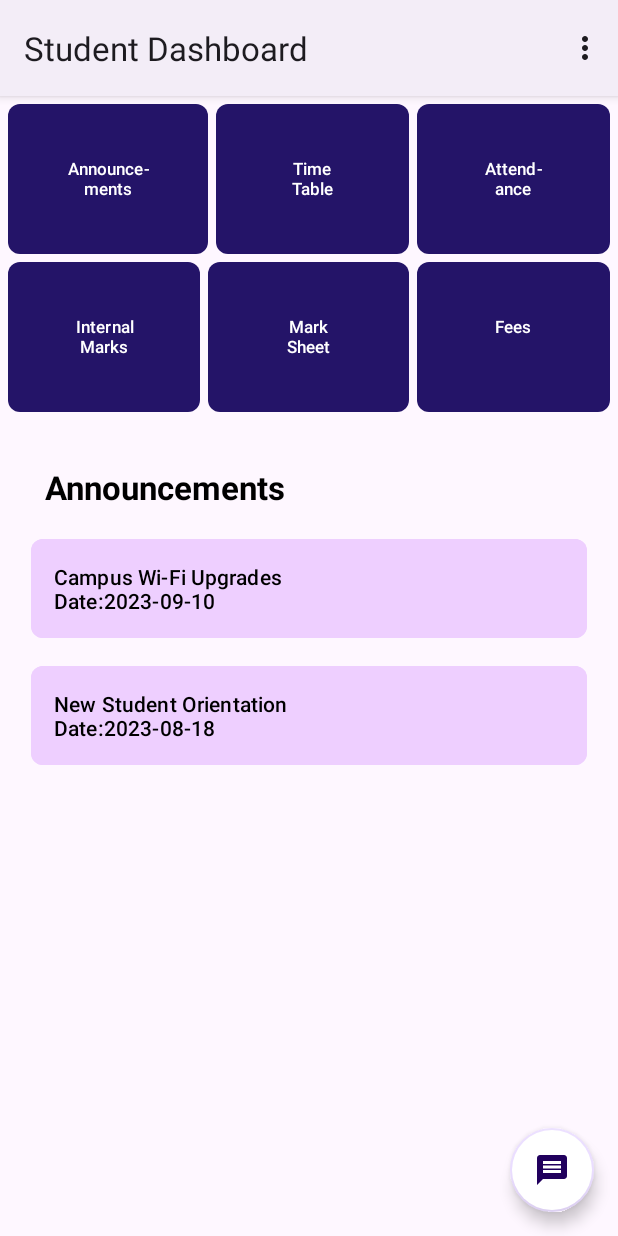
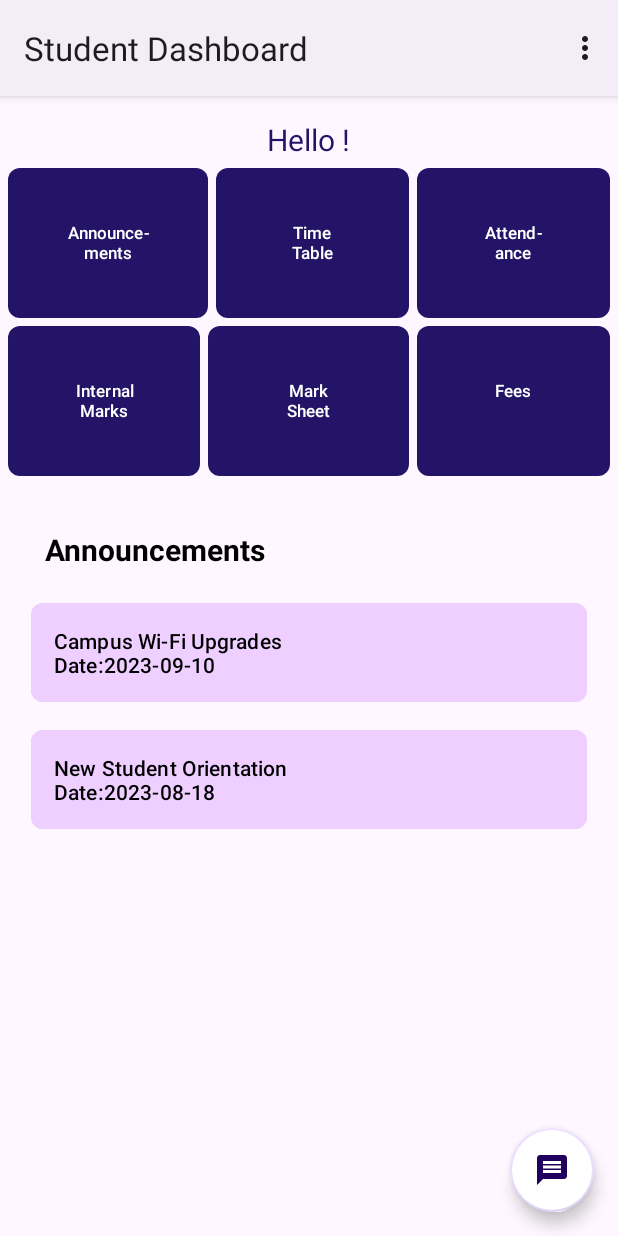
Before and after one commit to Nitish-KrSingh/SLCM, an Android app: the StudentDashboard screen opened directly, with no data from a screen before it, on a phone screen of 412 x 824 dp. Run offline under Robolectric (Android 15) with nearby library versions, the light colour scheme and no system bars.

Commit message:
Minor changes-2

```diff
--- a/app/src/main/java/com/example/slcm/Faculty/FacultyChatViewStudent.java
+++ b/app/src/main/java/com/example/slcm/Faculty/FacultyChatViewStudent.java
@@ -155,7 +155,7 @@ public class FacultyChatViewStudent extends AppCompatActivity {
             adapter.notifyDataSetChanged();
         }
         else {
-
+            Toast.makeText(this, "No Messages found.", Toast.LENGTH_SHORT).show();
             Log.d("DebugTag", "Cursor is null.");
         }
     }
--- a/app/src/main/java/com/example/slcm/Student/StudentDashboard.java
+++ b/app/src/main/java/com/example/slcm/Student/StudentDashboard.java
@@ -1,7 +1,10 @@
 package com.example.slcm.Student;
 
+import android.content.Context;
 import android.content.Intent;
+import android.content.SharedPreferences;
 import android.database.Cursor;
+import android.database.sqlite.SQLiteDatabase;
 import android.os.Bundle;
 import android.util.Log;
 import android.view.Menu;
@@ -11,6 +14,7 @@ import android.widget.AdapterView;
 import android.widget.ArrayAdapter;
 import android.widget.Button;
 import android.widget.ListView;
+import android.widget.TextView;
 import android.widget.Toast;
 
 import androidx.appcompat.app.AppCompatActivity;
@@ -41,7 +45,17 @@ public class StudentDashboard extends AppCompatActivity {
         stud_mark_sheet_btn = findViewById(R.id.BtnMarkSheet);
         stud_internal_mark_btn = findViewById(R.id.BtnInternalMarks);
         stud_fees_btn = findViewById(R.id.BtnFees);
-
+        TextView name = findViewById(R.id.name);
+        SharedPreferences sharedPreferences = getSharedPreferences("login_state", Context.MODE_PRIVATE);
+        int loggedInStudentId = sharedPreferences.getInt("STUDENT_ID", -1);
+        DatabaseManager dbHelper = new DatabaseManager(this);
+        SQLiteDatabase db = dbHelper.getReadableDatabase();
+        Cursor nameCursor = db.rawQuery("SELECT Name FROM StudentProfile WHERE StudentID = ?",  new String[]{String.valueOf(loggedInStudentId)});
+        String studentName = "";
+        if (nameCursor.moveToFirst()) {
+            studentName = nameCursor.getString(nameCursor.getColumnIndexOrThrow("Name"));
+        }
+       name.setText("Hello "+studentName+"!");
         ListView student_dashboard_announcement_ListView = findViewById(R.id.ann_ListView);
         student_dashboard_announcement_List = new ArrayList<>();
         adapter = new ArrayAdapter<String>(this, R.layout.activity_faculty_announcement_list_item, R.id.listItemButton, student_dashboard_announcement_List);
--- a/app/src/main/res/layout/activity_student_dashboard.xml
+++ b/app/src/main/res/layout/activity_student_dashboard.xml
@@ -5,9 +5,19 @@
     android:layout_height="match_parent"
     xmlns:app="http://schemas.android.com/apk/res-auto"
     tools:context=".Student.StudentDashboard">
-
+    <TextView
+        android:layout_width="wrap_content"
+        android:layout_height="wrap_content"
+        android:id="@+id/name"
+        android:textColor="@color/blue"
+        android:textSize="20dp"
+        android:layout_marginTop="15dp"
+        android:layout_centerHorizontal="true"
+        >
+    </TextView>
     <GridLayout
         android:id="@+id/Btn_Layout"
+        android:layout_below="@+id/name"
         android:layout_width="match_parent"
         android:layout_height="wrap_content"
         android:layout_gravity="center_horizontal"
@@ -91,7 +101,7 @@
         android:layout_marginTop="30dp"
         android:text="Announcements"
         android:textColor="@color/black"
-        android:textSize="22dp"
+        android:textSize="20dp"
         android:textStyle="bold" />
 
     <RelativeLayout
```
Also changed, not shown: app/src/main/java/com/example/slcm/Faculty/FacultyDashboard.java (+12 -1 lines), app/src/main/res/layout/activity_faculty_dashboard.xml (+13 -3 lines).
